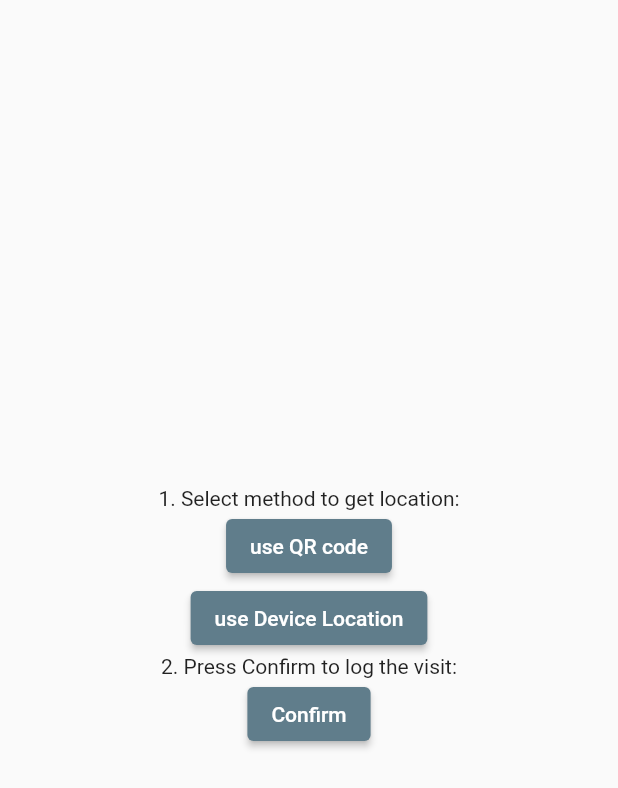
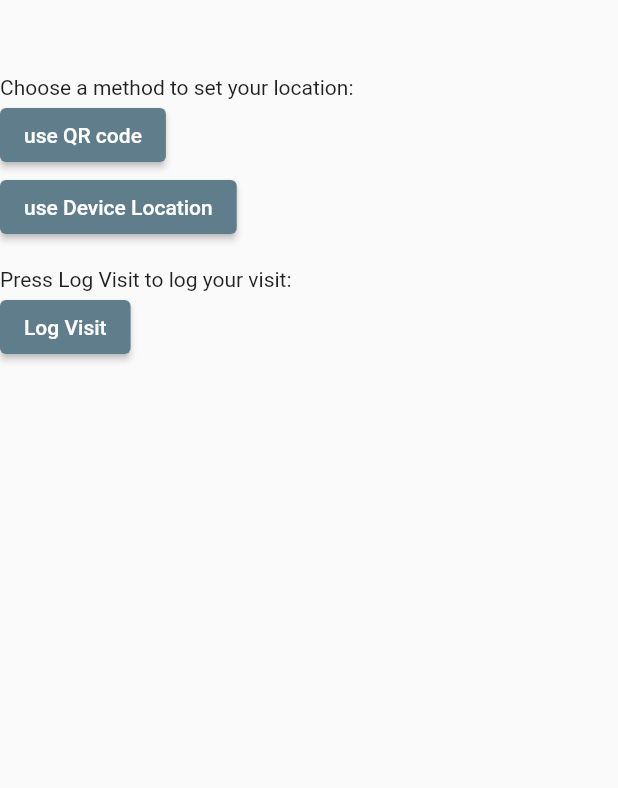
Before and after one commit to cactuspoint/CSCI334Project, a Flutter app: the VisitsPage screen opened directly, on a phone screen of 412 x 824 dp. Shown: the top 788 px of the screen. Run offline on Flutter 3.47's test engine with Material 2 defaults, Android fonts, the phone set to English and light mode, and no system bars; our stand-ins replace graphql_flutter, qr_flutter, sqflite; missing offline and left inert: qr_code_scanner; accounts and stored records are empty.

Commit message:
update screen visits layout

```diff
--- a/client/lib/screens/visits.dart
+++ b/client/lib/screens/visits.dart
@@ -12,12 +12,13 @@ class _VisitsPageState extends State<VisitsPage> {
   @override
   Widget build(BuildContext context) {
     return Scaffold(
-        // appBar: AppBar(title: Text('Alerts'),),
-        body: Center(
+        body: Padding(
+      padding: const EdgeInsets.only(top: 50),
       child: Column(
-                mainAxisAlignment: MainAxisAlignment.center,
+          mainAxisAlignment: MainAxisAlignment.start,
+          crossAxisAlignment: CrossAxisAlignment.start,
           children: <Widget>[
-          Text('1. Select method to get location:'),
+            Text('Choose a method to set your location:'),
             ElevatedButton(
               child: Text('use QR code'),
               onPressed: () {
@@ -31,14 +32,15 @@ class _VisitsPageState extends State<VisitsPage> {
               child: Text('use Device Location'),
               onPressed: () {},
             ),
-          Text('2. Press Confirm to log the visit:'),
+            Text('\nPress Log Visit to log your visit:'),
             ElevatedButton(
-            child: Text('Confirm'),
+              child: Text('Log Visit'),
               onPressed: () {
                 DatabaseHelper.insertVisit(new Visit(
                     DateTime.now().toIso8601String(), globals.currentLocation));
               },
             ),
-        ])));
+          ]),
+    ));
   }
 }
```
Lines whose indentation alone changed are shown as unchanged.
